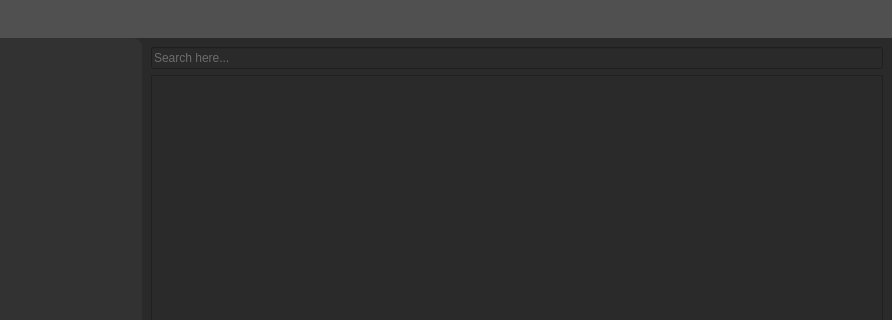
The window that themeeditor.ui (AritxOnly/Qt-AbletonLive_ThemeEditor) describes before a commit, drawn with Qt 5; both pictures show x 108 to 1000 and y 0 to 320 of the 1000 by 600 pixel window.
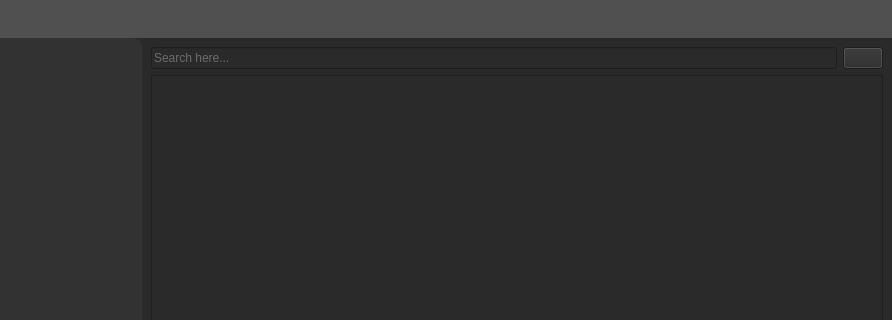
The same window after the commit. Icons and pictures are not drawn.

Commit message: - Finish the search feature and improve UI of list view

```diff
--- a/themeeditor.ui
+++ b/themeeditor.ui
@@ -521,8 +521,8 @@
         </item>
         <item>
          <widget class="QWidget" name="demoArea" native="true">
-          <layout class="QVBoxLayout" name="verticalLayout_2">
-           <item>
+          <layout class="QGridLayout" name="gridLayout">
+           <item row="0" column="0">
             <widget class="QLineEdit" name="searchBar">
              <property name="enabled">
               <bool>true</bool>
@@ -543,7 +543,14 @@
              </property>
             </widget>
            </item>
-           <item>
+           <item row="0" column="1">
+            <widget class="QPushButton" name="searchButton">
+             <property name="text">
+              <string/>
+             </property>
+            </widget>
+           </item>
+           <item row="1" column="0" colspan="2">
             <widget class="QListWidget" name="askColorList"/>
            </item>
           </layout>
```
The commit also changes 6 other files.
